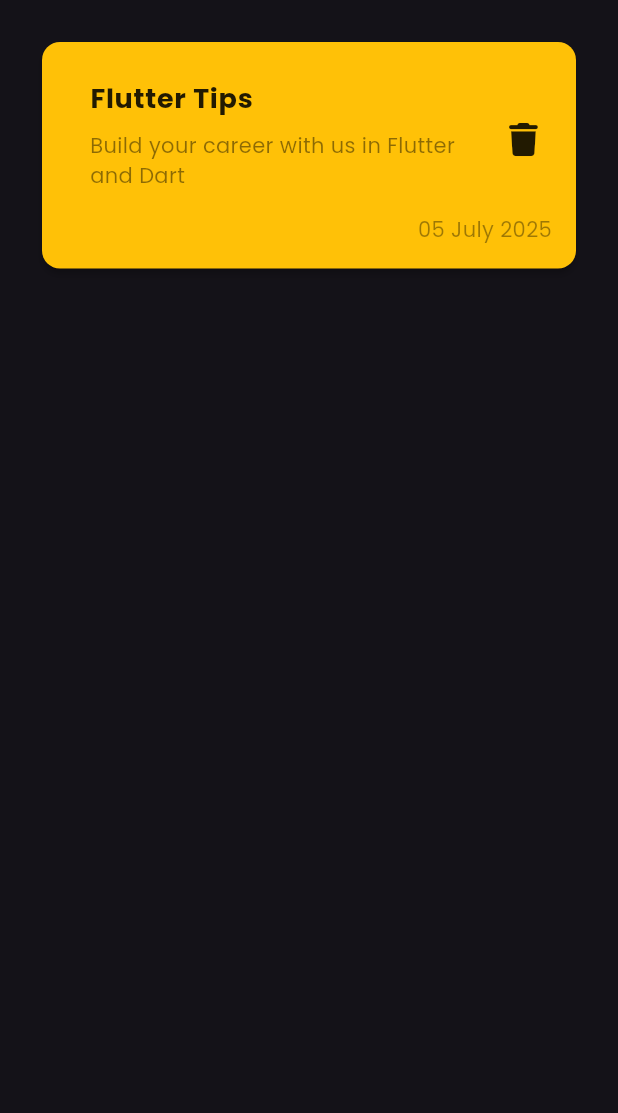
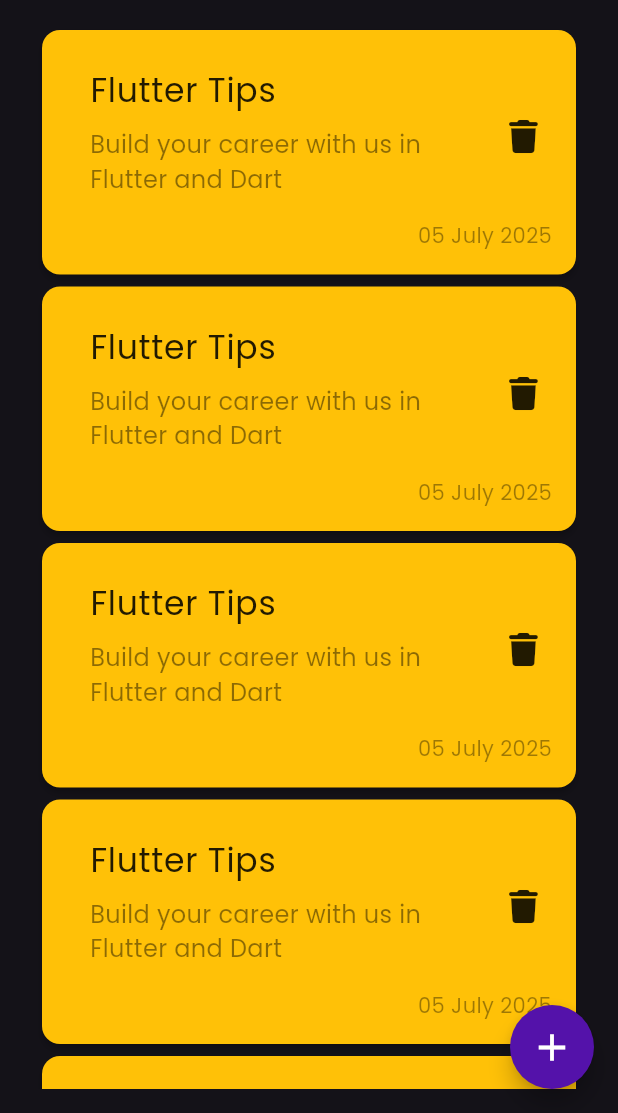
Before and after one commit to smfgalal/notes_app, a Flutter app: the screen it shows after launch, on a phone screen of 412 x 824 dp, the part 123-1236 px from its top. Run offline on Flutter 3.47's test engine with Material 3 defaults, Android fonts, the phone set to English and light mode, and no system bars; our stand-ins replace font_awesome_flutter.

Commit message:
Adding Bottom modal Sheet

```diff
--- /dev/null
+++ b/lib/constants.dart
@@ -0,0 +1,6 @@
+import 'package:flutter/material.dart';
+
+const kPrimaryColor = Colors.amber;
+const kPrimaryLightColor = Color.fromARGB(255, 254, 220, 120);
+const kSecondaryColor = Color.fromARGB(255, 84, 18, 170);
+const kSecondaryLightColor = Color.fromARGB(255, 139, 58, 245);
--- a/lib/views/notes_home_view.dart
+++ b/lib/views/notes_home_view.dart
@@ -1,4 +1,6 @@
 import 'package:flutter/material.dart';
+import 'package:notes_app/constants.dart';
+import 'package:notes_app/widgets/add_bottom_modal_sheet.dart';
 import 'package:notes_app/widgets/custom_app_bar.dart';
 import 'package:notes_app/widgets/note_card.dart';
 
@@ -8,16 +10,52 @@
   @override
   Widget build(BuildContext context) {
     return Scaffold(
+      floatingActionButton: FloatingActionButton(
+        backgroundColor: kSecondaryColor,
+        foregroundColor: Colors.white,
+        splashColor: kPrimaryColor,
+        shape: const CircleBorder(),
+        onPressed: () {
+          showModalBottomSheet(
+            context: context,
+            builder: (context) {
+              return const AddBottomModalSheet();
+            },
+          );
+        },
+        child: const Icon(Icons.add, size: 30),
+      ),
       body: Padding(
         padding: const EdgeInsets.symmetric(horizontal: 24),
         child: Column(
           children: [
             const SizedBox(height: 40),
             const CustomAppBar(),
-            const NoteCard(),
+            const Expanded(child: NotesListView()),
           ],
         ),
       ),
     );
   }
 }
+
+
+
+class NotesListView extends StatelessWidget {
+  const NotesListView({super.key});
+
+  @override
+  Widget build(BuildContext context) {
+    return Padding(
+      padding: const EdgeInsets.symmetric(vertical: 16),
+      child: ListView.builder(
+        padding: EdgeInsets.zero,
+        physics: const BouncingScrollPhysics(),
+        itemCount: 10,
+        itemBuilder: (context, index) {
+          return NoteCard();
+        },
+      ),
+    );
+  }
+}
--- a/lib/widgets/custom_app_bar.dart
+++ b/lib/widgets/custom_app_bar.dart
@@ -5,9 +5,7 @@
 
   @override
   Widget build(BuildContext context) {
-    return Padding(
-      padding: const EdgeInsets.only(bottom: 24),
-      child: Row(
+    return Row(
       mainAxisAlignment: MainAxisAlignment.spaceBetween,
       children: [
         const Text('Notes', style: TextStyle(fontSize: 25)),
@@ -26,7 +24,6 @@
           ),
         ),
       ],
-      ),
     );
   }
 }
--- a/lib/widgets/note_card.dart
+++ b/lib/widgets/note_card.dart
@@ -21,15 +21,15 @@
                 'Flutter Tips',
                 style: TextStyle(
                   color: Colors.black87,
-                  fontSize: 18,
-                  fontWeight: FontWeight.w600,
+                  fontSize: 22,
+                  fontWeight: FontWeight.w500,
                 ),
               ),
               subtitle: Padding(
                 padding: const EdgeInsets.symmetric(vertical: 8),
                 child: Text(
                   'Build your career with us in Flutter and Dart ',
-                  style: TextStyle(color: Colors.black45, fontSize: 14),
+                  style: TextStyle(color: Colors.black45, fontSize: 16),
                 ),
               ),
               trailing: Icon(
```
Also changed, not shown: lib/widgets/add_bottom_modal_sheet.dart (added, +30 -0 lines), lib/widgets/custom_button.dart (added, +34 -0 lines), lib/widgets/custom_text_field.dart (added, +34 -0 lines). Lines whose indentation alone changed are shown as unchanged.
